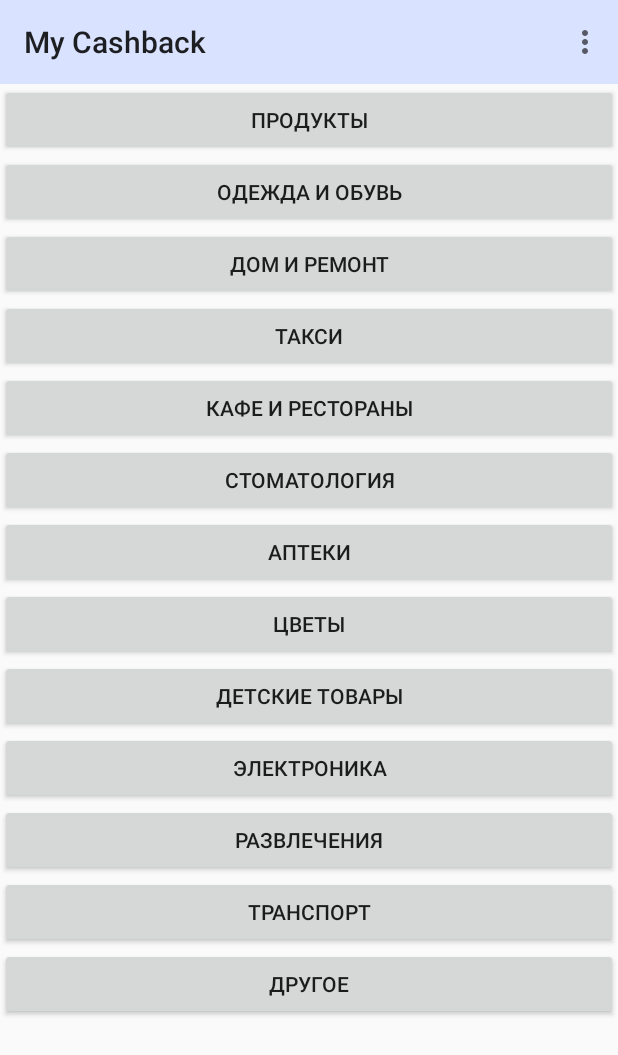
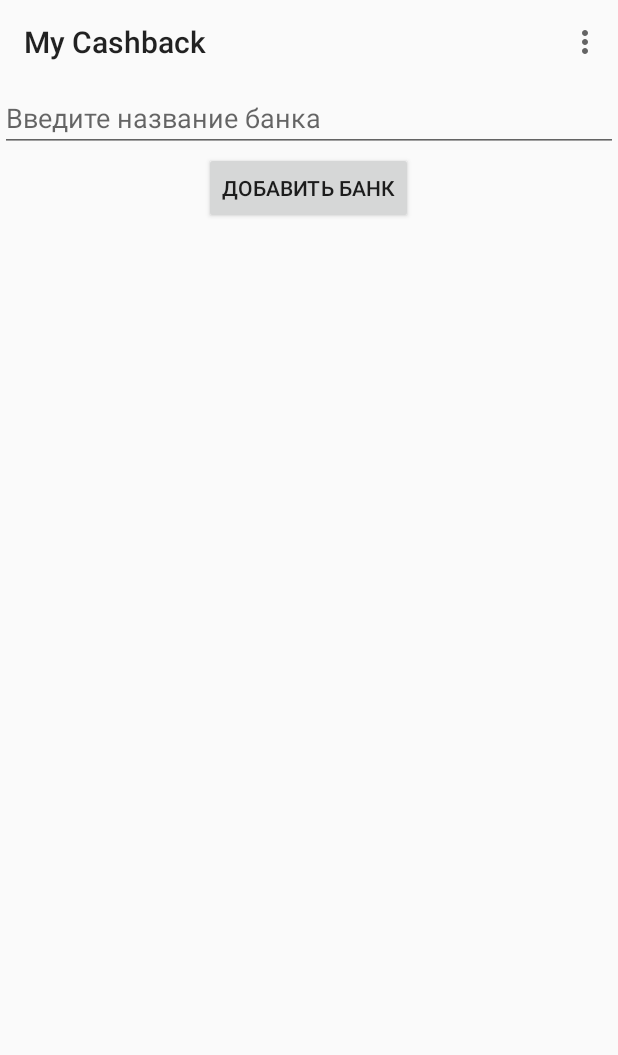
Before and after one commit to ant1k9/cashback-app, an Android app built with Jetpack Compose: the screen it shows after launch (MainActivity before the commit, BanksActivity after it), in the options menu, after a tap on "Банки", on a phone screen of 412 x 824 dp. Shown: the top 1055 px of the screen. Run offline under Robolectric (Android 15) with nearby library versions, the phone set to English and light mode, and no system bars.

Commit message:
feat: add separate page to add banks

```diff
--- a/app/build.gradle.kts
+++ b/app/build.gradle.kts
@@ -60,6 +60,7 @@ dependencies {
     implementation(libs.androidx.ui.tooling.preview)
     implementation(libs.androidx.material3)
     implementation(libs.androidx.appcompat)
+    implementation(libs.androidx.recyclerview)
     testImplementation(libs.junit)
     androidTestImplementation(libs.androidx.junit)
     androidTestImplementation(libs.androidx.espresso.core)
--- a/app/src/main/AndroidManifest.xml
+++ b/app/src/main/AndroidManifest.xml
@@ -19,9 +19,11 @@
             android:theme="@style/Theme.MyCashback">
             <intent-filter>
                 <action android:name="android.intent.action.MAIN" />
-
                 <category android:name="android.intent.category.LAUNCHER" />
             </intent-filter>
+        </activity>
+
+        <activity android:name=".BanksActivity">
         </activity>
     </application>
 
--- /dev/null
+++ b/app/src/main/java/com/example/mycashback/BanksActivity.kt
@@ -0,0 +1,66 @@
+package com.example.mycashback
+
+import android.content.Intent
+import android.os.Bundle
+import android.view.Menu
+import android.view.MenuInflater
+import android.view.MenuItem
+import android.widget.Button
+import android.widget.TextView
+import android.widget.Toast
+import androidx.activity.ComponentActivity
+import androidx.recyclerview.widget.LinearLayoutManager
+import androidx.recyclerview.widget.RecyclerView
+import com.example.mycashback.storage.BanksFileStorageProxy
+
+class BanksActivity : ComponentActivity() {
+    override fun onCreateOptionsMenu(menu: Menu?): Boolean {
+        val inflater: MenuInflater = menuInflater
+        inflater.inflate(R.menu.main, menu)
+        return true
+    }
+
+    override fun onOptionsItemSelected(item: MenuItem): Boolean {
+        return when (item.itemId) {
+            R.id.main_page -> {
+                val intent = Intent(this, MainActivity::class.java)
+                startActivity(intent)
+                finish()
+                true
+            }
+
+            else -> super.onOptionsItemSelected(item)
+        }
+    }
+
+    private fun renderBanksList(banksFileStorageProxy: BanksFileStorageProxy) {
+        val bankGridItemAdapter = BankGridItemAdapter(banksFileStorageProxy)
+
+        val recyclerView: RecyclerView = findViewById(R.id.banks_list)
+        recyclerView.layoutManager = LinearLayoutManager(this)
+        recyclerView.adapter = bankGridItemAdapter
+    }
+
+    override fun onCreate(savedInstanceState: Bundle?) {
+        super.onCreate(savedInstanceState)
+        setContentView(R.layout.banksview)
+
+        setActionBar(findViewById(R.id.banks_toolbar))
+
+        val banksFileName = filesDir.path + "/" + "banks.json"
+        val banksFileStorageProxy = BanksFileStorageProxy(banksFileName)
+        renderBanksList(banksFileStorageProxy)
+
+        val createButton = findViewById<Button>(R.id.add_bank_button)
+        createButton.setOnClickListener {
+            val addBankTextView = findViewById<TextView>(R.id.add_bank_text_field)
+            val bank = addBankTextView.text
+            Toast.makeText(applicationContext, "Банк $bank сохранен", Toast.LENGTH_LONG).show()
+            addBankTextView.text = ""
+
+            banksFileStorageProxy.add(bank.toString())
+
+            renderBanksList(banksFileStorageProxy)
+        }
+    }
+}
--- a/app/src/main/java/com/example/mycashback/MainActivity.kt
+++ b/app/src/main/java/com/example/mycashback/MainActivity.kt
@@ -1,11 +1,22 @@
 package com.example.mycashback
 
+import android.annotation.SuppressLint
+import android.content.Intent
 import android.os.Bundle
+import android.view.Gravity
 import android.view.Menu
 import android.view.MenuInflater
+import android.view.MenuItem
+import android.view.View
 import android.widget.Button
+import android.widget.PopupWindow
 import android.widget.Toast
 import androidx.activity.ComponentActivity
+import androidx.recyclerview.widget.LinearLayoutManager
+import androidx.recyclerview.widget.RecyclerView
+import com.example.mycashback.storage.BanksFileStorageProxy
+import com.example.mycashback.storage.CategoriesFileStorageProxy
+
 
 class MainActivity : ComponentActivity() {
     override fun onCreateOptionsMenu(menu: Menu?): Boolean {
@@ -14,29 +25,48 @@ class MainActivity : ComponentActivity() {
         return true
     }
 
+    override fun onOptionsItemSelected(item: MenuItem): Boolean {
+        return when (item.itemId) {
+            R.id.banks -> {
+                val intent = Intent(this, BanksActivity::class.java)
+                startActivity(intent)
+                finish()
+                true
+            }
+
+            else -> super.onOptionsItemSelected(item)
+        }
+    }
+
     override fun onCreate(savedInstanceState: Bundle?) {
         super.onCreate(savedInstanceState)
         setContentView(R.layout.listview)
 
         setActionBar(findViewById(R.id.toolbar))
 
-        val offers = mapOf(
-            R.string.products to R.string.tbank,
-            R.string.restaurants to R.string.ozon,
-            R.string.other to R.string.tbank,
-            R.string.clothing to R.string.sber,
-            R.string.transport to R.string.sber,
-            R.string.dental to R.string.mkb,
-            R.string.drugstore to R.string.tbank,
-            R.string.electronics to R.string.vtb,
-            R.string.kids to R.string.vtb,
-            R.string.entertainment to R.string.tbank,
-            R.string.flowers to R.string.ozon,
-            R.string.housing to R.string.alpha,
-            R.string.taxi to R.string.mkb
-        ).map {
-            resources.getString(it.key) to resources.getString(it.value)
-        }.toMap()
+        val categoriesFileName = filesDir.path + "/" + "categories-2024-09.json"
+        val categoriesFileStorageProxy = CategoriesFileStorageProxy(categoriesFileName)
+
+        val banksFileName = filesDir.path + "/" + "banks.json"
+        val banksFileStorageProxy = BanksFileStorageProxy(banksFileName)
+
+        /*
+        val offers = listOf(
+            R.string.products,
+            R.string.restaurants,
+            R.string.other,
+            R.string.clothing,
+            R.string.transport,
+            R.string.dental,
+            R.string.drugstore,
+            R.string.electronics,
+            R.string.kids,
+            R.string.entertainment,
+            R.string.flowers,
+            R.string.housing,
+            R.string.taxi
+        ).map { resources.getString(it) }
+         */
 
         listOf(
             R.id.cashbackButton1,
@@ -56,12 +86,38 @@ class MainActivity : ComponentActivity() {
             val button = findViewById<Button>(it)
             button.setOnClickListener { b ->
                 val category = findViewById<Button>(b.id).text
-                val bank = offers[category]
-                Toast.makeText(
-                    applicationContext,
-                    "Для категории $category лучший cashback в банке $bank",
-                    Toast.LENGTH_LONG
-                ).show()
+                val bank = categoriesFileStorageProxy.get(category.toString())
+                val toastMessage = when (bank) {
+                    "" -> "Для категории $category нет выбранного банка в этом месяце"
+                    else -> "Для категории $category лучший cashback в банке $bank"
+                }
+                Toast.makeText(applicationContext, toastMessage, Toast.LENGTH_LONG).show()
+            }
+
+            button.setOnLongClickListener{ b ->
+                val popupView = layoutInflater.inflate(R.layout.choicepopup, null)
+
+                val choiceGridItemAdapter = ChoiceGridItemAdapter(
+                    button.text.toString(),
+                    categoriesFileStorageProxy,
+                    banksFileStorageProxy,
+                )
+
+                val recyclerView: RecyclerView = popupView.findViewById(R.id.choice_list)
+                recyclerView.layoutManager = LinearLayoutManager(this)
+                recyclerView.adapter = choiceGridItemAdapter
+
+                val popupWindow = PopupWindow(popupView)
+                popupWindow.width = 1000
+                popupWindow.height = 2000
+
+                choiceGridItemAdapter.setPopupWindow(popupWindow)
+
+                val cancelButton = popupView.findViewById<Button>(R.id.cancel_button)
+                cancelButton.setOnClickListener{ popupWindow.dismiss() }
+
+                popupWindow.showAsDropDown(button, 0, 0, Gravity.BOTTOM)
+                true
             }
         }
     }
--- /dev/null
+++ b/app/src/main/java/com/example/mycashback/storage/BanksFileStorageProxy.kt
@@ -0,0 +1,26 @@
+package com.example.mycashback.storage
+
+class BanksFileStorageProxy(path: String) : FileStorageProxy(path) {
+    init {
+        compact()
+    }
+
+    private fun compact() {
+        val banks = mutableMapOf<String, String>()
+        val currentKeys = mutableListOf<String>()
+
+        data.keys().withIndex().forEach {
+            banks[it.index.toString()] = data.getString(it.value)
+            currentKeys.add(it.value)
+        }
+
+        currentKeys.forEach { super.remove(it) }
+
+        banks.forEach { super.add(it.key, it.value) }
+    }
+
+    fun add(value: String) {
+        compact()
+        super.add(size().toString(), value)
+    }
+}
--- /dev/null
+++ b/app/src/main/java/com/example/mycashback/storage/CategoriesFileStorageProxy.kt
@@ -0,0 +1,3 @@
+package com.example.mycashback.storage
+
+class CategoriesFileStorageProxy(path: String): FileStorageProxy(path)
--- /dev/null
+++ b/app/src/main/java/com/example/mycashback/storage/FileStorage.kt
@@ -0,0 +1,23 @@
+package com.example.mycashback.storage
+
+import org.json.JSONObject
+import java.io.File
+
+class FileStorage(private val path: String) {
+    private val storage = File(path)
+
+    init {
+        if (!storage.exists()) {
+            storage.createNewFile()
+            storage.writeText("{}")
+        }
+    }
+
+    fun load(): JSONObject {
+        return JSONObject(storage.readText())
+    }
+
+    fun save(obj: JSONObject) {
+        storage.writeText(obj.toString())
+    }
+}
--- /dev/null
+++ b/app/src/main/java/com/example/mycashback/storage/FileStorageProxy.kt
@@ -0,0 +1,26 @@
+package com.example.mycashback.storage
+
+import org.json.JSONObject
+
+open class FileStorageProxy(path: String) {
+    private val storage = FileStorage(path)
+    protected val data = storage.load()
+
+    fun add(key: String, value: String) {
+        data.put(key, value)
+        storage.save(data)
+    }
+
+    fun get(key: String): String = data.optString(key)
+
+    fun size(): Int {
+        var count = 0
+        data.keys().forEach { _ -> count++ }
+        return count
+    }
+
+    fun remove(key: String) {
+        data.remove(key)
+        storage.save(data)
+    }
+}
--- /dev/null
+++ b/app/src/main/res/layout/banksview.xml
@@ -0,0 +1,37 @@
+<?xml version="1.0" encoding="utf-8"?>
+<LinearLayout xmlns:android="http://schemas.android.com/apk/res/android"
+    android:orientation="vertical"
+    android:layout_width="match_parent"
+    android:layout_height="match_parent">
+
+    <android.widget.Toolbar
+        android:id="@+id/banks_toolbar"
+        android:layout_width="match_parent"
+        android:layout_height="wrap_content"
+        android:minHeight="?android:attr/actionBarSize"
+        android:theme="@style/Theme.MyCashback" />
+
+    <androidx.recyclerview.widget.RecyclerView
+        android:id="@+id/banks_list"
+        android:layout_width="wrap_content"
+        android:layout_height="wrap_content">
+    </androidx.recyclerview.widget.RecyclerView>
+
+    <EditText
+        android:id="@+id/add_bank_text_field"
+        android:layout_width="match_parent"
+        android:layout_height="wrap_content"
+        android:hint="@string/add_bank_hint"
+        android:outlineAmbientShadowColor="@color/black"
+        android:shadowColor="@color/black"
+        android:inputType="text">
+    </EditText>
+
+    <Button
+        android:id="@+id/add_bank_button"
+        android:layout_gravity="center"
+        android:layout_width="wrap_content"
+        android:layout_height="wrap_content"
+        android:text="@string/add_bank" />
+
+</LinearLayout>
--- a/app/src/main/res/layout/listview.xml
+++ b/app/src/main/res/layout/listview.xml
@@ -8,7 +8,6 @@
         android:id="@+id/toolbar"
         android:layout_width="match_parent"
         android:layout_height="wrap_content"
-        android:background="@android:color/system_control_activated_light"
         android:minHeight="?android:attr/actionBarSize"
         android:theme="@style/Theme.MyCashback" />
 
--- a/app/src/main/res/values/strings.xml
+++ b/app/src/main/res/values/strings.xml
@@ -14,14 +14,10 @@
     <string name="kids">Детские товары</string>
     <string name="other" translatable="false">Другое</string>
 
-    <string name="tbank">Т-Банк</string>
-    <string name="vtb">ВТБ</string>
-    <string name="alpha">Альфа-Банк</string>
-    <string name="sber">Сбербанк</string>
-    <string name="mkb">МКБ</string>
-    <string name="ozon">OZON Банк</string>
-    <string name="yandex">Yandex Pay</string>
-
     <string name="Main">Главная страница</string>
     <string name="banks">Банки</string>
+    <string name="add_bank">Добавить банк</string>
+    <string name="add_bank_hint">Введите название банка</string>
+    <string name="x">❌</string>
+    <string name="cancel">Отмена</string>
 </resources>
--- a/gradle/libs.versions.toml
+++ b/gradle/libs.versions.toml
@@ -9,6 +9,7 @@ lifecycleRuntimeKtx = "2.6.1"
 activityCompose = "1.8.0"
 composeBom = "2024.04.01"
 appcompat = "1.7.0"
+recyclerview = "1.3.2"
 
 [libraries]
 androidx-core-ktx = { group = "androidx.core", name = "core-ktx", version.ref = "coreKtx" }
@@ -26,6 +27,7 @@ androidx-ui-test-manifest = { group = "androidx.compose.ui", name = "ui-test-man
 androidx-ui-test-junit4 = { group = "androidx.compose.ui", name = "ui-test-junit4" }
 androidx-material3 = { group = "androidx.compose.material3", name = "material3" }
 androidx-appcompat = { group = "androidx.appcompat", name = "appcompat", version.ref = "appcompat" }
+androidx-recyclerview = { group = "androidx.recyclerview", name = "recyclerview", version.ref = "recyclerview" }
 
 [plugins]
 android-application = { id = "com.android.application", version.ref = "agp" }
```
Also changed, not shown: app/src/main/java/com/example/mycashback/BankGridItemAdapter.kt (added, +38 -0 lines), app/src/main/java/com/example/mycashback/ChoiceGridItemAdapter.kt (added, +49 -0 lines), app/src/main/res/layout/bankgriditem.xml (added, +22 -0 lines), app/src/main/res/layout/choicegriditem.xml (added, +12 -0 lines), app/src/main/res/layout/choicepopup.xml (added, +20 -0 lines).
